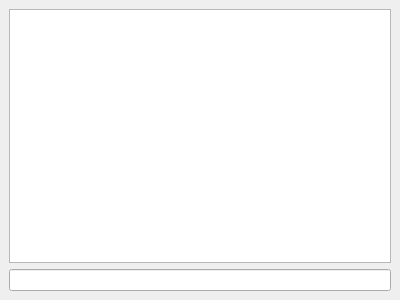
This is src/console.ui in kakus/dge as Qt 5 draws it before an edit. The edited form follows.
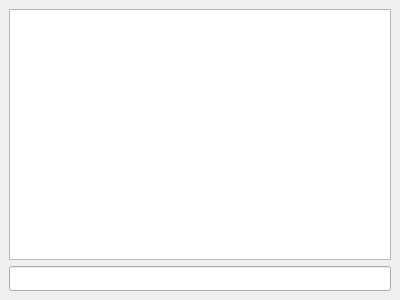
This is the edited form.

Commit message: Joined console and script engine

Diff of the .ui file:
```diff
--- a/src/console.ui
+++ b/src/console.ui
@@ -17,13 +17,24 @@
    <layout class="QVBoxLayout" name="verticalLayout">
     <item>
      <widget class="QPlainTextEdit" name="plainTextEdit">
+      <property name="font">
+       <font>
+        <family>Ubuntu Mono</family>
+       </font>
+      </property>
       <property name="readOnly">
        <bool>true</bool>
       </property>
      </widget>
     </item>
     <item>
-     <widget class="QLineEdit" name="lineEdit"/>
+     <widget class="QLineEdit" name="lineEdit">
+      <property name="font">
+       <font>
+        <family>Ubuntu Mono</family>
+       </font>
+      </property>
+     </widget>
     </item>
    </layout>
   </widget>
```
The commit also changes 4 other files.
